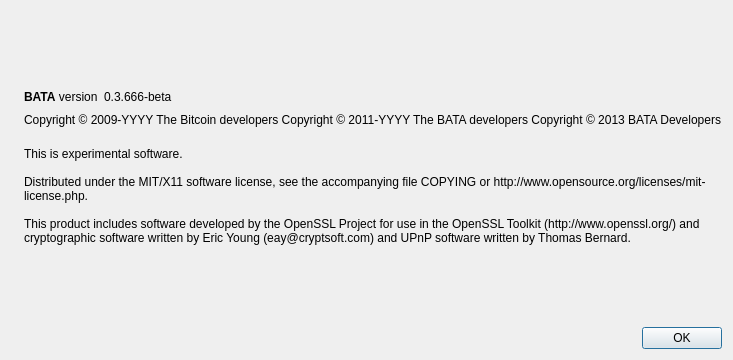
Before: the Qt Designer form src/qt/forms/aboutdialog.ui in BTA-BATA/BATA-old, drawn with Qt 5.
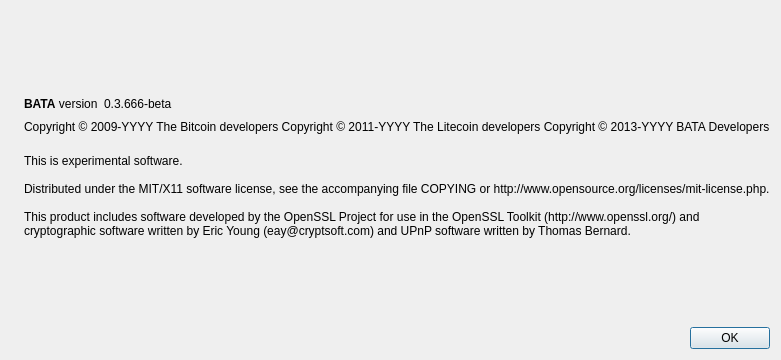
After: the same form once the commit is applied. Icons and pictures are not drawn.

Patch:
```diff
--- a/src/qt/forms/aboutdialog.ui
+++ b/src/qt/forms/aboutdialog.ui
@@ -92,8 +92,8 @@
        </property>
        <property name="text">
         <string notr="true">Copyright &amp;copy; 2009-YYYY The Bitcoin developers
-Copyright &amp;copy; 2011-YYYY The BATA developers
-Copyright &amp;copy; 2013 BATA Developers</string>
+Copyright &amp;copy; 2011-YYYY The Litecoin developers
+Copyright &amp;copy; 2013-YYYY BATA Developers</string>
        </property>
        <property name="textFormat">
         <enum>Qt::RichText</enum>
```
